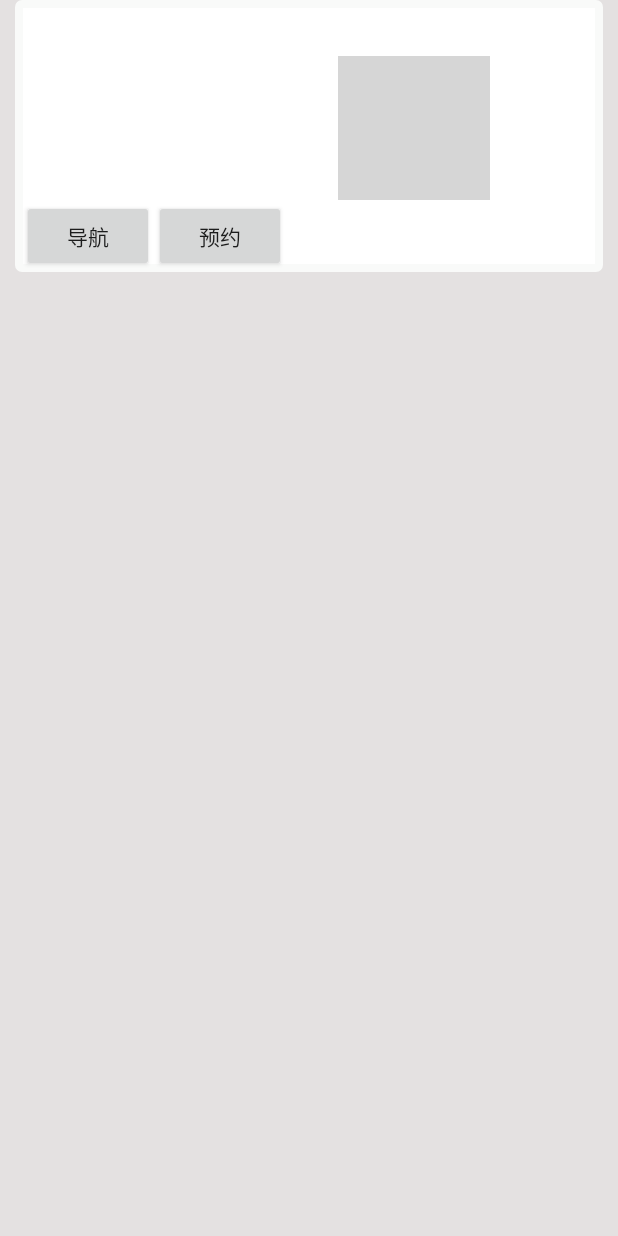
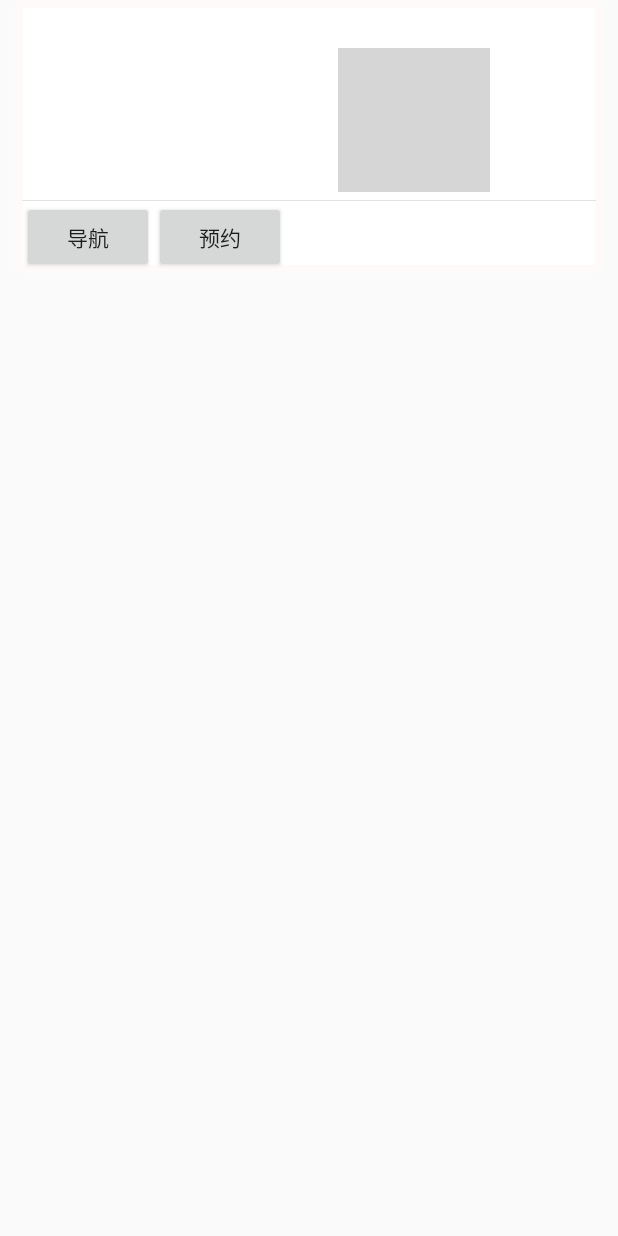
Before and after one commit to MebisLi/Battery, an Android app: the layout content_list_view.xml on its own in the app's theme, with its tools: preview values and no code run, on a phone screen of 412 x 824 dp. Run offline under Robolectric (Android 15) with nearby library versions, the phone set to English and light mode, and no system bars; grey boxes are pictures that could not be loaded.

Commit message:
导航及部分命名规范

```diff
--- a/app/src/main/AndroidManifest.xml
+++ b/app/src/main/AndroidManifest.xml
@@ -27,7 +27,7 @@
             android:value="40c4e7e2a097914a13a868723d6ed8a6" />
 
         <activity
-            android:name=".map.basicMap"
+            android:name=".map.BasicMapActivity"
             android:label="@string/app_name"
             android:theme="@style/AppTheme.NoActionBar">
             <intent-filter>
@@ -37,11 +37,11 @@
             </intent-filter>
         </activity>
         <activity
-            android:name=".map.myLocation"
+            android:name=".map.LocationActivity"
             android:label="@string/title_activity_my_location"
             android:theme="@style/AppTheme.NoActionBar" />
         <activity
-            android:name=".ListView.listView"
+            android:name=".navigation.ListActivity"
             android:label="@string/title_activity_list_view"
             android:theme="@style/AppTheme.NoActionBar"></activity>
     </application>
--- a/app/src/main/java/battery/zmx/car/com/zmxbattery/map/basicMap.java
+++ b/app/src/main/java/battery/zmx/car/com/zmxbattery/map/BasicMapActivity.java
@@ -11,7 +11,7 @@ import com.amap.api.maps2d.MapView;
 
 import battery.zmx.car.com.zmxbattery.R;
 
-public class basicMap extends AppCompatActivity {
+public class BasicMapActivity extends AppCompatActivity {
 
     private MapView mapView;
     private AMap aMap;
@@ -31,7 +31,7 @@ public class basicMap extends AppCompatActivity {
             @Override
             public void onClick(View v) {
 
-                Intent intent = new Intent(basicMap.this , myLocation.class);
+                Intent intent = new Intent(BasicMapActivity.this , LocationActivity.class);
                 startActivityForResult(intent , 1);
             }
         });
--- a/app/src/main/res/drawable/boder.xml
+++ b/app/src/main/res/drawable/boder.xml
@@ -7,7 +7,7 @@
     //描边
     <stroke
         android:width="5dp"
-        android:color="#f9faf9" />
+        android:color="#fffafa" />
 
     //圆角
     <corners
--- a/app/src/main/res/layout/activity_list_view.xml
+++ b/app/src/main/res/layout/activity_list_view.xml
@@ -1,14 +1,18 @@
 <?xml version="1.0" encoding="utf-8"?>
 <LinearLayout xmlns:android="http://schemas.android.com/apk/res/android"
     android:layout_width="match_parent"
-    android:layout_height="match_parent">
+    android:layout_height="match_parent"
+    android:background="@color/colorGray">
 
 
 
     <ListView
         android:id="@+id/listView"
+        android:layout_marginTop="10dp"
         android:fastScrollEnabled="true"
         android:layout_width="fill_parent"
+        android:divider="@color/colorGray"
+        android:dividerHeight="0dp"
         android:layout_height="wrap_content">
     </ListView>
 
--- a/app/src/main/res/layout/content_list_view.xml
+++ b/app/src/main/res/layout/content_list_view.xml
@@ -1,10 +1,8 @@
 <?xml version="1.0" encoding="utf-8"?>
 <LinearLayout xmlns:android="http://schemas.android.com/apk/res/android"
-    android:background="@color/colorGray"
+    android:id="@+id/list_linear"
     android:layout_width="fill_parent"
-    android:layout_height="fill_parent"
-    android:orientation="vertical" >
-
+    android:layout_height="fill_parent">
 
     <LinearLayout
         android:layout_width="fill_parent"
@@ -15,25 +13,35 @@
         android:layout_marginBottom="10dp"
         android:background="@drawable/boder">
 
-        <TextView
-            android:id="@+id/Title"
-            android:layout_width="wrap_content"
-            android:layout_height="wrap_content"
-            android:textSize="20sp"/>
+        //第一行
+        <LinearLayout
+            android:layout_width="fill_parent"
+            android:layout_height="fill_parent">
 
+            <TextView
+                android:id="@+id/title"
+                android:layout_width="wrap_content"
+                android:layout_height="wrap_content"
+                android:textSize="16sp"/>
+
+        </LinearLayout>
+
+        //第二行
         <LinearLayout
             android:layout_width="fill_parent"
             android:layout_height="fill_parent"
+            android:layout_marginBottom="5dp"
             android:orientation="horizontal"
-            android:layout_weight="4">
+            android:layout_weight="5">
 
             <TextView
-                android:id="@+id/Snippet"
+                android:id="@+id/snippet"
                 android:layout_width="wrap_content"
                 android:layout_height="wrap_content"
-                android:textSize="13sp"
+                android:textSize="11sp"
                 android:maxEms="10"
                 android:layout_weight="3"/>
+
 
             <ImageView
                 android:layout_width="wrap_content"
@@ -42,31 +50,41 @@
                 android:src="@drawable/listmark"/>
 
             <TextView
-                android:id="@+id/Distance"
+                android:id="@+id/distance"
                 android:layout_width="wrap_content"
                 android:layout_height="wrap_content"
                 android:layout_gravity="right"
                 android:layout_weight="1"/>
 
         </LinearLayout>
+
+        <View
+            android:layout_width="match_parent"
+            android:layout_height="0.5dip"
+            android:background="#e4e1e1" />
+
+        //第三行
         <LinearLayout
             android:layout_width="fill_parent"
             android:layout_height="wrap_content"
             android:orientation="horizontal">
 
             <Button
+                android:id="@+id/bt1"
                 android:layout_width="wrap_content"
                 android:layout_height="wrap_content"
                 android:text="导航"
-                android:textAlignment="center"/>
+                android:textAlignment="center"
+                android:focusable="false"/>
 
             <Button
+                android:id="@+id/bt2"
                 android:layout_width="wrap_content"
                 android:layout_height="wrap_content"
                 android:text="预约"
-                android:textAlignment="center"/>
+                android:textAlignment="center"
+                android:focusable="false"/>
         </LinearLayout>
-
 
     </LinearLayout>
 
--- a/app/src/main/res/menu/menu_basic_map.xml
+++ b/app/src/main/res/menu/menu_basic_map.xml
@@ -1,7 +1,7 @@
 <menu xmlns:android="http://schemas.android.com/apk/res/android"
     xmlns:app="http://schemas.android.com/apk/res-auto"
     xmlns:tools="http://schemas.android.com/tools"
-    tools:context=".map.basicMap">
+    tools:context=".map.BasicMapActivity">
     <item
         android:id="@+id/action_settings"
         android:orderInCategory="100"
```
Also changed, not shown: app/src/main/java/battery/zmx/car/com/zmxbattery/map/LocationActivity.java (renamed from app/src/main/java/battery/zmx/car/com/zmxbattery/map/myLocation.java, +7 -7 lines), app/src/main/java/battery/zmx/car/com/zmxbattery/navigation/ListActivity.java (renamed from app/src/main/java/battery/zmx/car/com/zmxbattery/ListView/listView.java, +54 -12 lines), app/src/main/res/drawable/boder2.xml (added, +11 -0 lines).
